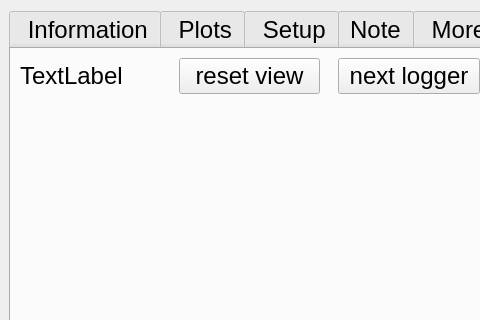
Old version of the form ddh/gui/designer_main.ui in the repository LowellInstruments/ddh_old; both pictures show x 0 to 480 and y 0 to 320 of the 818 by 498 pixel window.
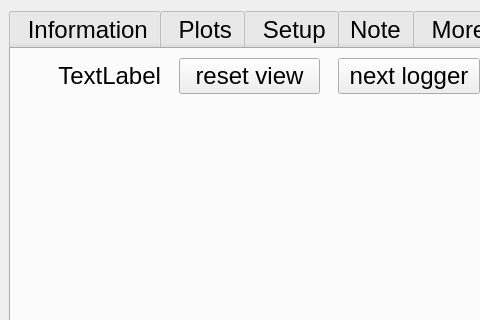
New version of the form. The open tabs and pages were chosen to show the change. Icons and pictures are not drawn.

```diff
--- a/ddh/gui/designer_main.ui
+++ b/ddh/gui/designer_main.ui
@@ -1472,6 +1472,9 @@
             <property name="text">
              <string>TextLabel</string>
             </property>
+            <property name="alignment">
+             <set>Qt::AlignRight|Qt::AlignTrailing|Qt::AlignVCenter</set>
+            </property>
            </widget>
           </item>
           <item>
```
Left out of the diff: 2 changed lines with no effect on the pictures.
